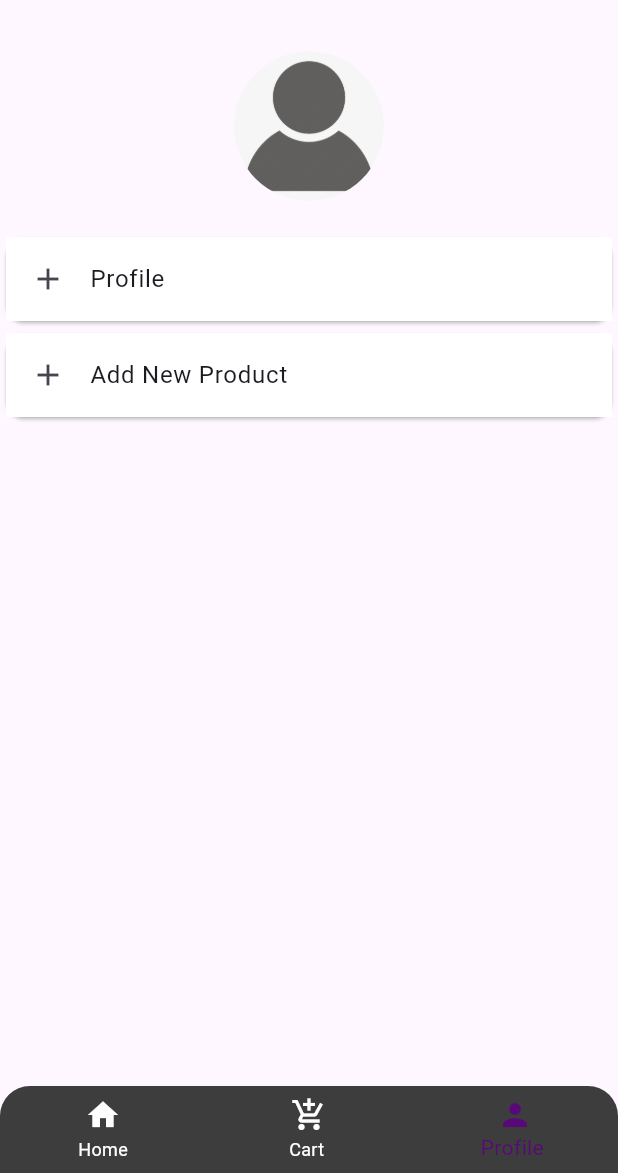
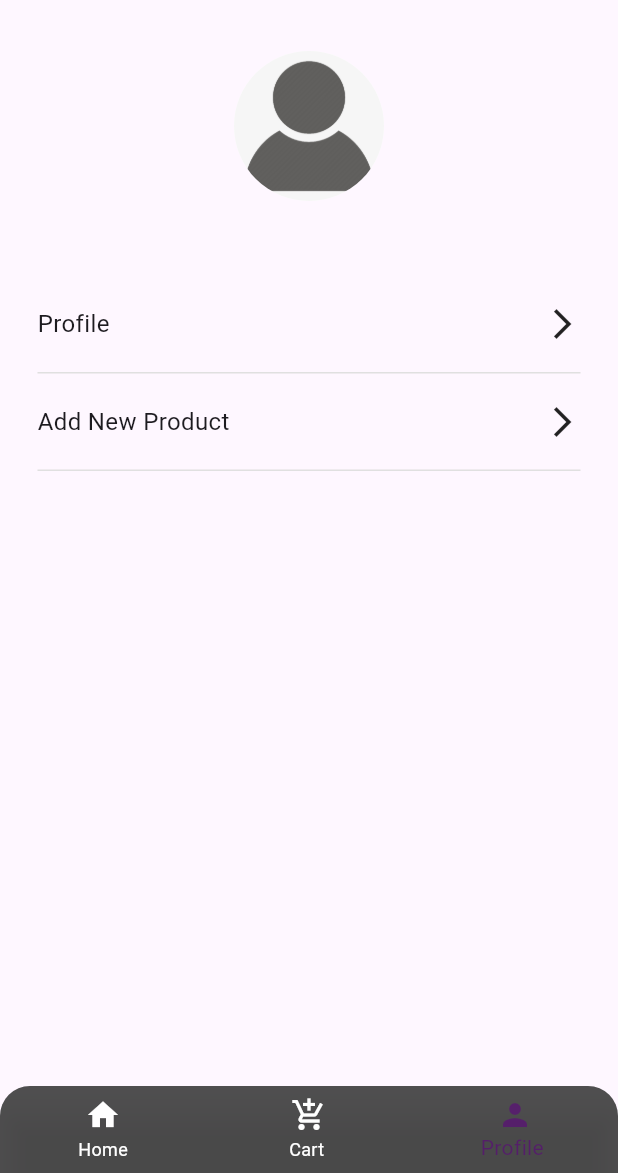
Before and after one commit to moataz-mohamed194/ecommerce, a Flutter app: the screen it shows after launch, item 3 of the bottom bar chosen, on a phone screen of 412 x 824 dp, the part 63-1236 px from its top. Run offline on Flutter 3.47's test engine with Material 2 defaults, Android fonts, the phone set to English and light mode, and no system bars; our stand-ins replace bloc, dartz, dropdown_button2, equatable, file_picker, flutter_bloc and 6 more; missing offline and left inert: rate; accounts and stored records are empty; network calls fail.

Commit message:
fixed some bugs

```diff
--- a/lib/core/widget/scaffold_message.dart
+++ b/lib/core/widget/scaffold_message.dart
@@ -1,4 +1,6 @@
 import 'package:flutter/material.dart';
+
+import '../../features/home/presentation/screen/one_product.dart';
 
 scaffoldMessage(
     {required context, required String message, required bool isItAlert}) {
@@ -10,3 +12,7 @@ scaffoldMessage(
     backgroundColor: isItAlert == true ? Colors.red : Colors.green,
   ));
 }
+
+// void scaffoldMessage(String message) {
+//   _scaffoldKey.currentState!.showSnackBar(SnackBar(content: Text(message),));
+// }
--- a/lib/features/bottom_sheet/presentation/screen/bottom_navigator.dart
+++ b/lib/features/bottom_sheet/presentation/screen/bottom_navigator.dart
@@ -18,7 +18,8 @@ class BottomNavigator extends StatelessWidget {
   @override
   Widget build(BuildContext context) {
     return BlocBuilder<BottomNavigatorCubit, int>(builder: (context, state) {
-      return Scaffold(
+      return SafeArea(
+        child: Scaffold(
           appBar: AppBar(
             title: const Text('E-commerce'),
           ),
@@ -30,9 +31,11 @@ class BottomNavigator extends StatelessWidget {
               topLeft: Radius.circular(20.0),
               topRight: Radius.circular(20.0),
             ),
+
             child: BottomNavigationBar(
-            backgroundColor: AppColors.bgBottomPrimary,
-            type: BottomNavigationBarType.fixed,
+
+              backgroundColor: AppColors.bgBottomPrimary.withOpacity(.9),
+              // type: BottomNavigationBarType.shifting,
               items: const <BottomNavigationBarItem>[
                 BottomNavigationBarItem(
                   icon: Icon(Icons.home),
@@ -49,10 +52,11 @@ class BottomNavigator extends StatelessWidget {
               ],
               currentIndex: state,
               unselectedItemColor: Colors.white,
-            selectedItemColor: AppColors.primary.withOpacity(.9),
+              selectedItemColor: AppColors.primary.withOpacity(.6),
               onTap: (index) {
                 context.read<BottomNavigatorCubit>().changeIndex(index);
               },
+            ),
           ),
         ),
       );
--- a/lib/features/bottom_sheet/presentation/screen/profile_menu.dart
+++ b/lib/features/bottom_sheet/presentation/screen/profile_menu.dart
@@ -2,6 +2,7 @@ import 'package:flutter/material.dart';
 
 import '../../../product/presentation/screen/add_product.dart';
 import '../../../profile/presentation/screens/get_profile.dart';
+import '../../../profile/presentation/widget/profile_item.dart';
 
 class ProfileMenu extends StatelessWidget {
   @override
@@ -17,36 +18,30 @@ class ProfileMenu extends StatelessWidget {
             shape: BoxShape.circle,
             image: DecorationImage(
                 image: AssetImage('assets/images/person.jpeg'),
-                fit: BoxFit.contain
-            ),
+                fit: BoxFit.contain),
           ),
         ),
-        Card(
-          child: ListTile(
-            leading: Icon(Icons.add),
-            title: const Text('Profile'),
-            tileColor: Colors.white,
+        SizedBox(
+          height: 30,
+        ),
+        profileItem(
+            context: context,
+            title: 'Profile',
             onTap: () {
               Navigator.push(
                 context,
                 MaterialPageRoute(builder: (context) => GetProfile()),
               );
-            },
-          ),
-        ),
-        Card(
-          child: ListTile(
-            leading: Icon(Icons.add),
-            title: const Text('Add New Product'),
-            tileColor: Colors.white,
+            }),
+        profileItem(
+            title: 'Add New Product',
             onTap: () {
               Navigator.push(
                 context,
                 MaterialPageRoute(builder: (context) => AddProduct()),
               );
             },
-          ),
-        ),
+            context: context),
       ],
     );
   }
--- a/lib/features/home/presentation/screen/home_page.dart
+++ b/lib/features/home/presentation/screen/home_page.dart
@@ -41,6 +41,7 @@ return BlocProvider<HomeBloc>(
                         icon: Icon(Icons.filter_list_outlined))
                   // title: 'Username',
                 ),
+                SizedBox(height: 30,),
 
                 GridView.count(
                     shrinkWrap: true,
@@ -68,7 +69,7 @@ return BlocProvider<HomeBloc>(
         } else if (stateHome is LoadedHomeSearchState) {
           return Container(
             margin: const EdgeInsets.symmetric(horizontal: 5),
-            child: ListView(
+            child: Column(
               children: [
                 textFormFieldWithTextWidget(
                 hint: 'Search',
@@ -79,8 +80,8 @@ return BlocProvider<HomeBloc>(
                           categoryList: stateHome.dataCategory);
                     },
                     icon: Icon(Icons.filter_list_outlined))
-              // title: 'Username',
             ),
+                SizedBox(height: 30,),
                 GridView.count(
                     shrinkWrap: true,
                     crossAxisCount: 2,
--- a/lib/features/home/presentation/widget/drop_down_list.dart
+++ b/lib/features/home/presentation/widget/drop_down_list.dart
@@ -23,7 +23,7 @@ class DropDownList extends StatelessWidget {
       child: Column(
         crossAxisAlignment: CrossAxisAlignment.stretch,
         children: [
-          Padding(
+          value==null?Container():Padding(
             padding: EdgeInsets.only(left: 18.r, top: 8.r, bottom: 8.r),
             child: Text(
               label.toString(),
--- a/lib/features/product/data/models/product_model.dart
+++ b/lib/features/product/data/models/product_model.dart
@@ -6,8 +6,8 @@ class ProductDataModel extends ProductData {
       String? price,
       String? title,
       String? description,
-        int? idProduct,
-        int? count,
+        dynamic? idProduct,
+        dynamic count,
       String? category,
       String? image,
       RatingDataModel? rating})
--- a/lib/features/product/data/repositories/add_product_repositories_impl.dart
+++ b/lib/features/product/data/repositories/add_product_repositories_impl.dart
@@ -50,7 +50,8 @@ class ProductRepositoriesImpl implements AddProductRepository {
     if (await networkInfo.isConnected) {
       try {
         final currentAccount =
-            await remoteDataSource.addProductAccount(dataModel);
+            await remoteDataSource.editProductAccount(dataModel);
+        print('currentAccount:$currentAccount');
         return Right(currentAccount);
       } on OfflineException {
         return Left(OfflineFailures());
--- a/lib/features/product/domain/entities/product.dart
+++ b/lib/features/product/domain/entities/product.dart
@@ -4,8 +4,8 @@ class ProductData extends Equatable {
   int? id;
   String? title;
   String? price;
-  int? idProduct;
-  int? count;
+  dynamic? idProduct;
+  dynamic? count;
   String? description;
   String? category;
   String? image;
--- a/lib/features/product/presentation/bloc/product_bloc.dart
+++ b/lib/features/product/presentation/bloc/product_bloc.dart
@@ -32,6 +32,7 @@ class AddProductBloc extends Bloc<ProductEvent, ProductState> {
       else if (event is EditProductEvent) {
         emit(LoadingProductState());
         final failureOrDoneMessage = await editProduct(event.data);
+        print('failureOrDoneMessage:$failureOrDoneMessage');
         emit(_mapFailureOrPostsToEditStateForGet(failureOrDoneMessage));
 
       }
--- a/lib/features/product/presentation/widget/display_order.dart
+++ b/lib/features/product/presentation/widget/display_order.dart
@@ -36,9 +36,9 @@ displayOrder(
               borderRadius: BorderRadius.circular(8.0),
               child: Image.network(
                 image,
-                height: 250.w,
-                width: 200.w,
-                fit: BoxFit.fill,
+                height: 50.h,
+                width: 150.w,
+                fit: BoxFit.fitHeight,
               ),
             ),
             Expanded(
--- a/lib/features/product/presentation/widget/item_of_order.dart
+++ b/lib/features/product/presentation/widget/item_of_order.dart
@@ -38,9 +38,9 @@ required BuildContext context1,
               borderRadius: BorderRadius.circular(8.0),
               child: Image.network(
                 image,
-                height: 250.w,
-                width: 200.w,
-                fit: BoxFit.fill,
+                height: 50.h,
+                width: 150.w,
+                fit: BoxFit.fitHeight,
               ),
             ),
             // SizedBox(
--- a/lib/features/product/presentation/widget/row_two_text.dart
+++ b/lib/features/product/presentation/widget/row_two_text.dart
@@ -36,19 +36,19 @@ class RowTwoText extends StatelessWidget {
           Container(
               alignment: Alignment.centerRight,
               child:isItTaxes==false&&total==false? Text(
-                "\$ $data",
+                "\$ ${data.toStringAsFixed(3)}",
                 style: TextStyle(
                     color: AppColors.primary,
                     fontSize: 16,
                     fontWeight: FontWeight.bold),
               ):isItTaxes==true&&total==false?Text(
-                "\$ ${(data*.1)}",
+                "\$ ${(data*.1).toStringAsFixed(3)}",
                 style: TextStyle(
                     color: AppColors.primary,
                     fontSize: 16,
                     fontWeight: FontWeight.bold),
               ):Text(
-                "\$ ${(data+(data*.1))}",
+                "\$ ${(data+(data*.1)).toStringAsFixed(3)}",
                 style: TextStyle(
                     color: AppColors.primary,
                     fontSize: 16,
--- /dev/null
+++ b/lib/features/profile/presentation/widget/profile_item.dart
@@ -0,0 +1,46 @@
+import 'package:flutter/material.dart';
+
+profileItem(
+        {required String title,
+        required GestureTapCallback? onTap,
+        required context}) =>
+    Container(
+      margin: EdgeInsets.symmetric(horizontal: 25),
+      child: Column(
+        children: [
+          InkWell(
+            onTap: onTap,
+            child: Column(
+              children: [
+                SizedBox(
+                  height: 20,
+                ),
+                Row(
+                  mainAxisAlignment: MainAxisAlignment.spaceBetween,
+                  children: [
+                    Text(
+                      title,
+                      style: TextStyle(fontSize: 16),
+                    ),
+                    Icon(Icons.arrow_forward_ios)
+                  ],
+                ),
+
+                SizedBox(
+                  height: 20,
+                ),
+              ],
+            ),
+          ),
+          // SizedBox(
+          //   height: 20,
+          // ),
+          Container(
+            height: 1,
+            width: MediaQuery.of(context).size.width,
+            color: Colors.grey.shade300,
+          ),
+
+        ],
+      ),
+    );
```
Also changed, not shown: lib/features/home/presentation/screen/one_product.dart (+116 -98 lines), lib/features/home/presentation/widget/bootom_sheet.dart (+64 -22 lines), lib/features/product/data/datasouces/add_product_remote_data_source.dart (+12 -8 lines), lib/features/product/presentation/screen/add_product.dart (+6 -26 lines). Lines whose indentation alone changed are shown as unchanged.
